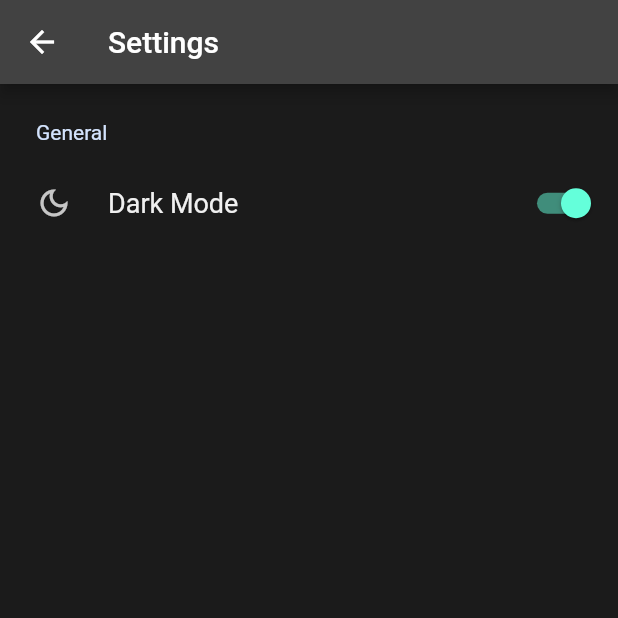
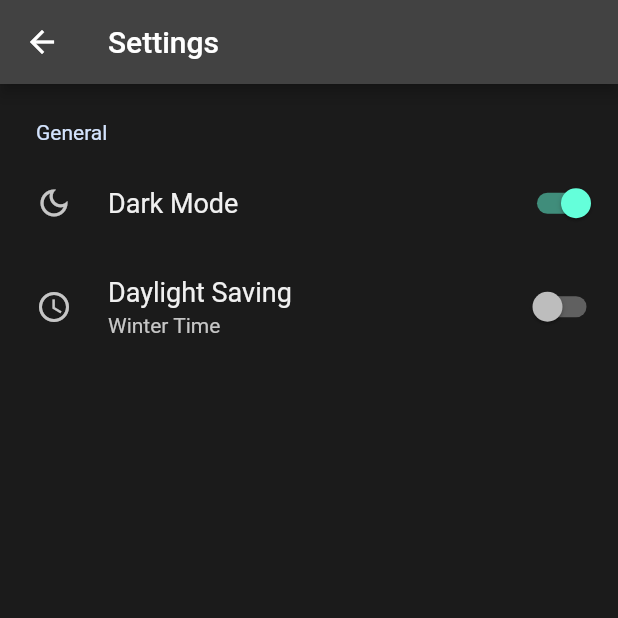
Before and after one commit to othman98shawgan/mawaqit, a Flutter app: the SettingsPage screen opened by its route, on a phone screen of 412 x 824 dp, the top half of it. Run offline on Flutter 3.47's test engine with Material 2 defaults, Android fonts, the phone set to English and light mode, and no system bars; drawn by our look-alikes of settings_ui; our stand-ins replace flutter_local_notifications, jiffy, rxdart, shared_preferences, timer_builder, timezone; accounts and stored records are empty.

Commit message:
#44: summer time provider
Make summer time a provider.
Move summer time to settings page.

```diff
--- a/lib/main.dart
+++ b/lib/main.dart
@@ -1,3 +1,4 @@
+import 'package:alfajr/services/daylight_time_service.dart';
 import 'package:alfajr/ui/calendar_page.dart';
 import 'package:alfajr/ui/counter_page.dart';
 import 'package:alfajr/ui/mathurat_page.dart';
@@ -18,6 +19,7 @@ void main() {
     MultiProvider(
       providers: [
         ChangeNotifierProvider(create: (context) => ThemeNotifier()),
+        ChangeNotifierProvider(create: (context) => DaylightSavingNotifier())
       ],
       child: const MyApp(),
     ),
--- a/lib/ui/settings_page.dart
+++ b/lib/ui/settings_page.dart
@@ -1,3 +1,4 @@
+import 'package:alfajr/services/daylight_time_service.dart';
 import 'package:flutter/material.dart';
 import 'package:provider/provider.dart';
 import 'package:settings_ui/settings_ui.dart';
@@ -27,9 +28,12 @@ class _SettingsPageState extends State<SettingsPage> {
 
     // Height (without status and toolbar)
     double height3 = height - padding.top - kToolbarHeight;
+    var summerTimeDesc = Provider.of<DaylightSavingNotifier>(context, listen: false).getSummerTime()
+        ? 'Summer Time'
+        : 'Winter Time';
 
-    return Consumer<ThemeNotifier>(
-      builder: (context, theme, child) => Center(
+    return Consumer2<ThemeNotifier, DaylightSavingNotifier>(
+      builder: (context, theme, daylightSaving, child) => Center(
         child: Scaffold(
           appBar: AppBar(
             title: Text(widget.title),
@@ -52,6 +56,21 @@ class _SettingsPageState extends State<SettingsPage> {
                       }
                     },
                   ),
+                  SettingsTile.switchTile(
+                    title: const Text('Daylight Saving'),
+                    description: Text(summerTimeDesc),
+                    leading: const Icon(Icons.access_time),
+                    initialValue: daylightSaving.getSummerTime() == daylightSaving.summer,
+                    onToggle: (value) {
+                      if (value) {
+                        daylightSaving.setSummerTime();
+                        summerTimeDesc = 'Summer Time';
+                      } else {
+                        daylightSaving.setWinterTime();
+                        summerTimeDesc = 'Winter Time';
+                      }
+                    },
+                  ),
                 ],
               ),
             ],
```
Also changed, not shown: lib/services/daylight_time_service.dart (+34 -15 lines), lib/ui/calendar_page.dart (+5 -3 lines), lib/ui/home_page.dart (+8 -5 lines), lib/ui/widgets/daylight_saving.dart (+12 -4 lines).
